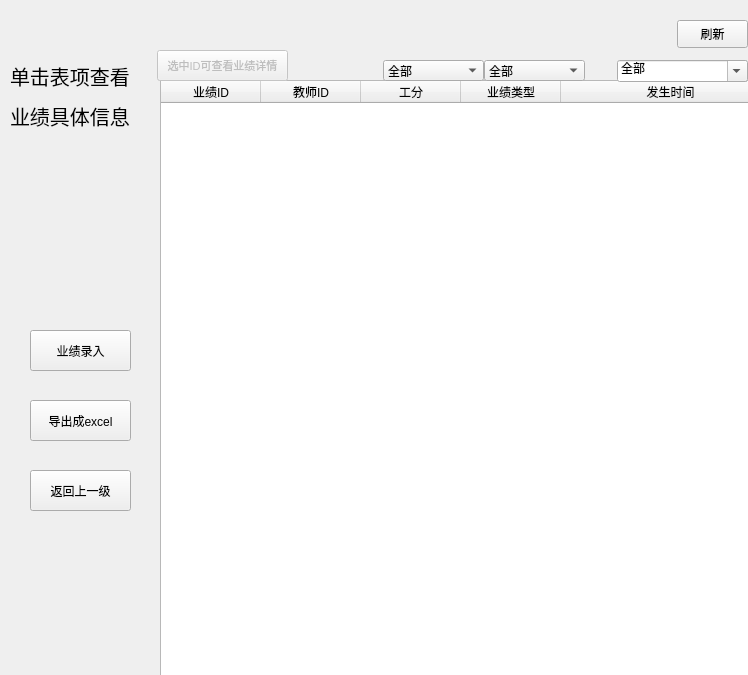
Before: the Qt Designer form resources/ui/showPerforInfo.ui in holyswordZZQ/TPSES, drawn with Qt 5.
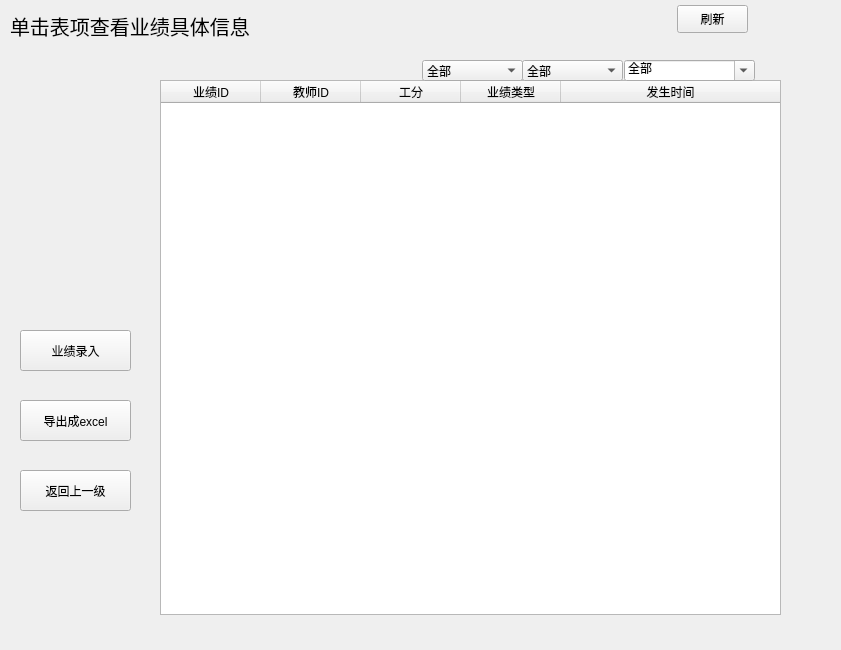
After: the same form once the commit is applied.

```diff
--- a/resources/ui/showPerforInfo.ui
+++ b/resources/ui/showPerforInfo.ui
@@ -6,8 +6,8 @@
    <rect>
     <x>0</x>
     <y>0</y>
-    <width>748</width>
-    <height>675</height>
+    <width>841</width>
+    <height>650</height>
    </rect>
   </property>
   <property name="windowTitle">
@@ -19,7 +19,7 @@
      <x>160</x>
      <y>80</y>
      <width>621</width>
-     <height>621</height>
+     <height>535</height>
     </rect>
    </property>
    <property name="font">
@@ -59,9 +59,9 @@
   <widget class="QPushButton" name="addperforButton">
    <property name="geometry">
     <rect>
-     <x>30</x>
+     <x>20</x>
      <y>330</y>
-     <width>101</width>
+     <width>111</width>
      <height>41</height>
     </rect>
    </property>
@@ -69,30 +69,12 @@
     <string>业绩录入</string>
    </property>
   </widget>
-  <widget class="QLabel" name="label">
-   <property name="geometry">
-    <rect>
-     <x>10</x>
-     <y>40</y>
-     <width>131</width>
-     <height>71</height>
-    </rect>
-   </property>
-   <property name="font">
-    <font>
-     <pointsize>15</pointsize>
-    </font>
-   </property>
-   <property name="text">
-    <string>单击表项查看</string>
-   </property>
-  </widget>
   <widget class="QLabel" name="label_2">
    <property name="geometry">
     <rect>
      <x>10</x>
-     <y>100</y>
-     <width>161</width>
+     <y>10</y>
+     <width>251</width>
      <height>31</height>
     </rect>
    </property>
@@ -102,15 +84,15 @@
     </font>
    </property>
    <property name="text">
-    <string>业绩具体信息</string>
+    <string>单击表项查看业绩具体信息</string>
    </property>
   </widget>
   <widget class="QPushButton" name="returnButton">
    <property name="geometry">
     <rect>
-     <x>30</x>
+     <x>20</x>
      <y>470</y>
-     <width>101</width>
+     <width>111</width>
      <height>41</height>
     </rect>
    </property>
@@ -121,7 +103,7 @@
   <widget class="QComboBox" name="perforTypeComboBox">
    <property name="geometry">
     <rect>
-     <x>484</x>
+     <x>522</x>
      <y>60</y>
      <width>101</width>
      <height>21</height>
@@ -156,9 +138,9 @@
   <widget class="QPushButton" name="exportButton">
    <property name="geometry">
     <rect>
-     <x>30</x>
+     <x>20</x>
      <y>400</y>
-     <width>101</width>
+     <width>111</width>
      <height>41</height>
     </rect>
    </property>
@@ -170,7 +152,7 @@
    <property name="geometry">
     <rect>
      <x>677</x>
-     <y>20</y>
+     <y>5</y>
      <width>71</width>
      <height>28</height>
     </rect>
@@ -182,7 +164,7 @@
   <widget class="QComboBox" name="moneyComboBox">
    <property name="geometry">
     <rect>
-     <x>383</x>
+     <x>422</x>
      <y>60</y>
      <width>101</width>
      <height>21</height>
@@ -214,34 +196,13 @@
     </property>
    </item>
   </widget>
-  <widget class="QPushButton" name="pushButton">
-   <property name="enabled">
-    <bool>false</bool>
-   </property>
-   <property name="geometry">
-    <rect>
-     <x>157</x>
-     <y>50</y>
-     <width>131</width>
-     <height>31</height>
-    </rect>
-   </property>
-   <property name="font">
-    <font>
-     <pointsize>8</pointsize>
-    </font>
-   </property>
-   <property name="text">
-    <string>选中ID可查看业绩详情</string>
-   </property>
-  </widget>
   <widget class="QComboBox" name="happenTimeComboBox">
    <property name="geometry">
     <rect>
-     <x>617</x>
+     <x>624</x>
      <y>60</y>
      <width>131</width>
-     <height>22</height>
+     <height>21</height>
     </rect>
    </property>
    <property name="editable">
@@ -278,6 +239,46 @@
     </property>
    </item>
   </widget>
+  <widget class="QLabel" name="divideLabel">
+   <property name="geometry">
+    <rect>
+     <x>0</x>
+     <y>50</y>
+     <width>841</width>
+     <height>591</height>
+    </rect>
+   </property>
+   <property name="text">
+    <string/>
+   </property>
+  </widget>
+  <widget class="QLabel" name="imageLabel">
+   <property name="geometry">
+    <rect>
+     <x>0</x>
+     <y>50</y>
+     <width>294</width>
+     <height>301</height>
+    </rect>
+   </property>
+   <property name="text">
+    <string/>
+   </property>
+   <property name="textFormat">
+    <enum>Qt::PlainText</enum>
+   </property>
+  </widget>
+  <zorder>divideLabel</zorder>
+  <zorder>label_2</zorder>
+  <zorder>refreshButton</zorder>
+  <zorder>imageLabel</zorder>
+  <zorder>table</zorder>
+  <zorder>moneyComboBox</zorder>
+  <zorder>perforTypeComboBox</zorder>
+  <zorder>happenTimeComboBox</zorder>
+  <zorder>addperforButton</zorder>
+  <zorder>exportButton</zorder>
+  <zorder>returnButton</zorder>
  </widget>
  <resources/>
  <connections/>
```
